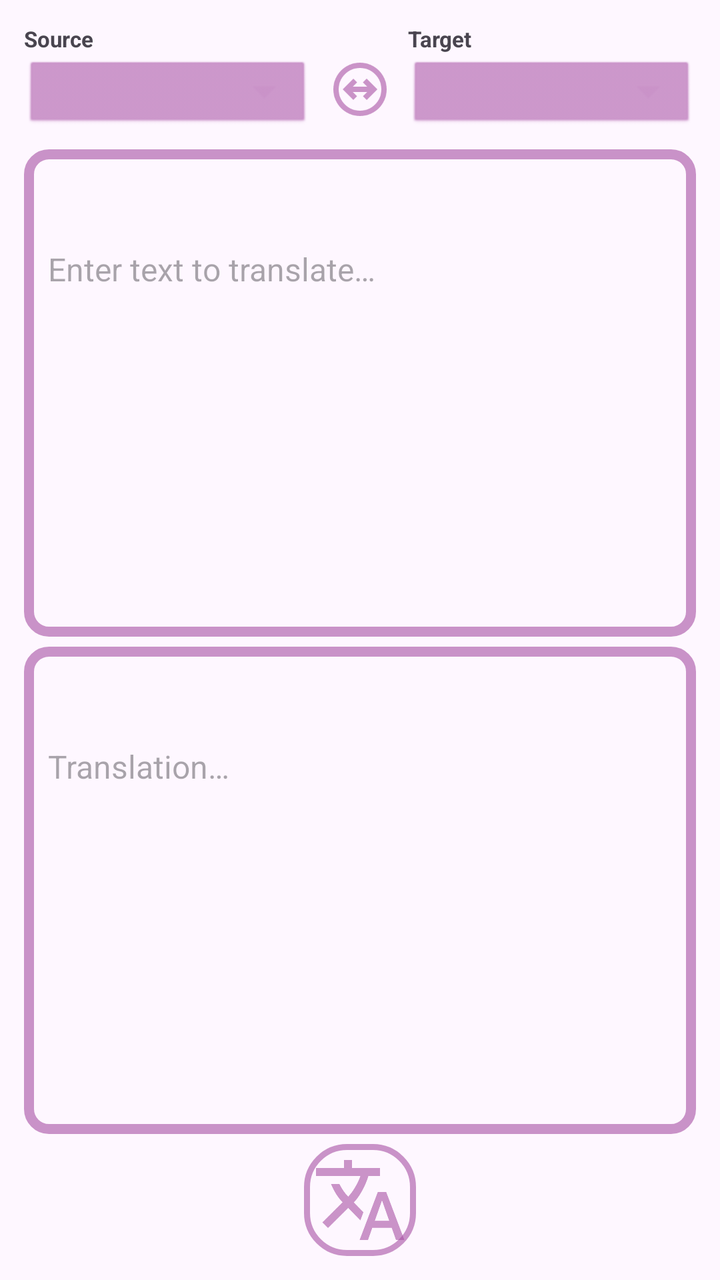
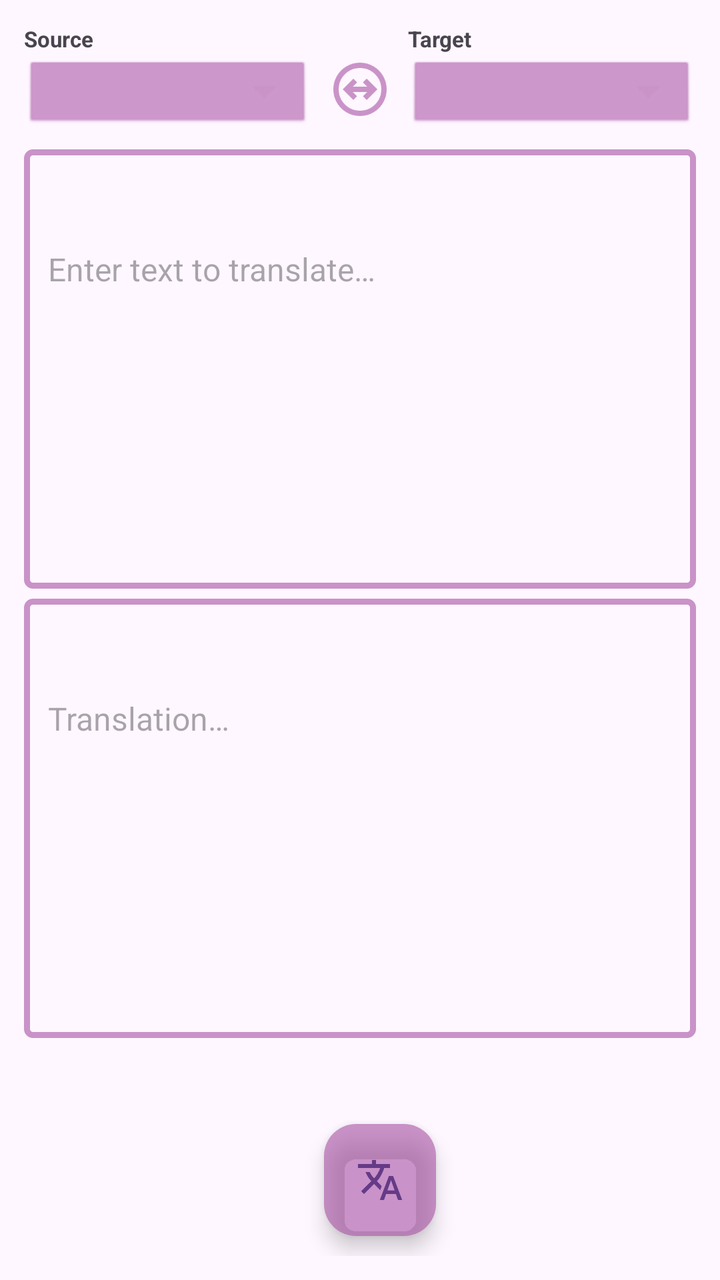

The first picture is an Android layout as it rendered before a commit; the second is the same layout after the commit. The layout source and the unified diff follow.
<!-- AndroidManifest.xml: application theme Theme.TFLiteAudio -->
<!-- res/layout/activity_main.xml -->
<androidx.coordinatorlayout.widget.CoordinatorLayout
    xmlns:android="http://schemas.android.com/apk/res/android"
    xmlns:tools="http://schemas.android.com/tools"
    android:layout_width="match_parent"
    android:layout_height="match_parent"
    android:keepScreenOn="true"
    android:fitsSystemWindows="true"
    android:id="@+id/rootLayout">

    <LinearLayout
        android:layout_width="match_parent"
        android:layout_height="match_parent"
        android:orientation="vertical"
        android:padding="12dp"
        tools:context="com.seemless.MainActivity">

        
        <LinearLayout
            android:id="@+id/langRow"
            android:layout_width="match_parent"
            android:layout_height="wrap_content"
            android:orientation="horizontal"
            android:gravity="center_vertical">

            
            <LinearLayout
                android:layout_width="0dp"
                android:layout_height="wrap_content"
                android:layout_weight="1"
                android:orientation="vertical">

                <TextView
                    android:layout_width="match_parent"
                    android:layout_height="wrap_content"
                    android:text="Source"
                    android:textSize="11sp"
                    android:textStyle="bold"
                    android:paddingBottom="2dp" />

                <Spinner
                    android:id="@+id/spinnerSource"
                    android:layout_width="match_parent"
                    android:layout_height="38dp"
                    android:backgroundTint="@color/colorAccent"
                    android:background="@android:drawable/btn_dropdown" />

                <EditText
                    android:id="@+id/etvCustomSource"
                    android:layout_width="match_parent"
                    android:layout_height="wrap_content"
                    android:hint="e.g. de-DE"
                    android:textSize="12sp"
                    android:visibility="gone"
                    android:inputType="text" />
            </LinearLayout>

            
            <ImageButton
                android:id="@+id/btnSwap"
                android:layout_width="36dp"
                android:layout_height="36dp"
                android:layout_marginStart="6dp"
                android:layout_marginEnd="6dp"
                android:layout_gravity="bottom"
                android:layout_marginBottom="4dp"
                android:src="@drawable/swap_32dp"
                android:background="@null"
                android:contentDescription="Swap languages" />

            
            <LinearLayout
                android:layout_width="0dp"
                android:layout_height="wrap_content"
                android:layout_weight="1"
                android:orientation="vertical">

                <TextView
                    android:layout_width="match_parent"
                    android:layout_height="wrap_content"
                    android:text="Target"
                    android:textSize="11sp"
                    android:textStyle="bold"
                    android:paddingBottom="2dp" />

                <Spinner
                    android:id="@+id/spinnerTarget"
                    android:layout_width="match_parent"
                    android:layout_height="38dp"
                    android:backgroundTint="@color/colorAccent"
                    android:background="@android:drawable/btn_dropdown"/>

                <EditText
                    android:id="@+id/etvCustomTarget"
                    android:layout_width="match_parent"
                    android:layout_height="wrap_content"
                    android:hint="e.g. de-DE"
                    android:textSize="12sp"
                    android:visibility="gone"
                    android:inputType="text" />
            </LinearLayout>
        </LinearLayout>

        
        <ScrollView
            android:id="@+id/scroll_input"
            android:layout_width="match_parent"
            android:layout_height="0dp"
            android:layout_weight="1"
            android:background="@drawable/rounded_button_frame"
            android:layout_marginTop="8dp">

            <EditText
                android:id="@+id/etvInput"
                android:layout_width="match_parent"
                android:layout_height="wrap_content"
                android:background="@null"
                android:textSize="16sp"
                android:padding="12dp"
                android:inputType="textNoSuggestions|textMultiLine"
                android:hint="Enter text to translate…"
                android:minHeight="120dp" />
        </ScrollView>

        
        <ScrollView
            android:id="@+id/scroll_output"
            android:layout_width="match_parent"
            android:layout_height="0dp"
            android:layout_weight="1"
            android:layout_marginVertical="5dp"
            android:background="@drawable/rounded_button_frame"
            android:layout_marginBottom="8dp">

            <EditText
                android:id="@+id/etvResult"
                android:layout_width="match_parent"
                android:layout_height="wrap_content"
                android:background="@null"
                android:textSize="16sp"
                android:padding="12dp"
                android:textIsSelectable="true"
                android:inputType="textNoSuggestions|textMultiLine"
                android:hint="Translation…"
                android:minHeight="120dp"
                android:focusable="false"
                android:cursorVisible="false" />
        </ScrollView>

        
        <ProgressBar
            android:id="@+id/progressBar"
            style="@style/Widget.AppCompat.ProgressBar.Horizontal"
            android:layout_width="match_parent"
            android:layout_height="32dp"
            android:visibility="gone"
            android:layout_marginBottom="6dp" />

        
        <ImageButton
            android:id="@+id/translateButton"
            android:layout_width="56dp"
            android:layout_height="56dp"
            android:layout_gravity="center_horizontal"
            android:src="@drawable/translate_48dp"
            android:background="@drawable/rounded_button"
            android:contentDescription="Translate" />

    </LinearLayout>
</androidx.coordinatorlayout.widget.CoordinatorLayout>
<!-- resources referenced by this layout -->
<resources>
  <color name="colorAccent">#99A750A4</color>
  <!-- drawable rounded_button (drawable) -->
  <?xml version="1.0" encoding="utf-8"?>
  <shape xmlns:android="http://schemas.android.com/apk/res/android">
      <stroke android:color="@color/colorAccent" android:width="3dp"/>
      <corners android:radius="20dp" />
      <padding android:top="10dp" android:bottom="10dp" android:left="10dp" android:right="10dp"/>
  </shape>
  <!-- drawable rounded_button_frame (drawable) -->
  <shape xmlns:android="http://schemas.android.com/apk/res/android">
      <stroke android:width="5dp"/>
      <stroke android:color="@color/colorAccent" />
      <corners android:radius="10dp" />
  </shape>
  <!-- drawable swap_32dp (drawable) -->
  <vector xmlns:android="http://schemas.android.com/apk/res/android"
      android:width="32dp"
      android:height="32dp"
      android:viewportWidth="960"
      android:viewportHeight="960">
    <path
        android:pathData="M324,848.5Q251,817 197,763t-85.5,-127Q80,563 80,480t31.5,-156Q143,251 197,197t127,-85.5Q397,80 480,80t156,31.5Q709,143 763,197t85.5,127Q880,397 880,480t-31.5,156Q817,709 763,763t-127,85.5Q563,880 480,880t-156,-31.5ZM480,800q133,0 226.5,-93.5T800,480q0,-133 -93.5,-226.5T480,160q-133,0 -226.5,93.5T160,480q0,133 93.5,226.5T480,800ZM480,480ZM380,640l56,-56 -64,-64h216l-64,64 56,56 160,-160 -160,-160 -56,56 64,64L372,440l64,-64 -56,-56 -160,160 160,160Z"
        android:fillColor="@color/colorAccent"/>
  </vector>
  <!-- drawable translate_48dp (drawable) -->
  <vector xmlns:android="http://schemas.android.com/apk/res/android"
      android:width="48dp"
      android:height="48dp"
      android:viewportWidth="960"
      android:viewportHeight="960">
    <path
        android:pathData="m476,880 l182,-480h84L924,880h-84l-43,-122L603,758L560,880h-84ZM160,760l-56,-56 202,-202q-35,-35 -63.5,-80T190,320h84q20,39 40,68t48,58q33,-33 68.5,-92.5T484,240L40,240v-80h280v-80h80v80h280v80L564,240q-21,72 -63,148t-83,116l96,98 -30,82 -122,-125 -202,201ZM628,688h144l-72,-204 -72,204Z"
        android:fillColor="@color/colorAccent"/>
  </vector>
  <style name="Theme.TFLiteAudio" parent="Theme.Material3.DayNight.NoActionBar">
          
          
      </style>
</resources>

<!-- the commit's change to res/layout/activity_main.xml (unified diff, before → after) -->
@@ -141,9 +141,7 @@
                 android:textIsSelectable="true"
                 android:inputType="textNoSuggestions|textMultiLine"
                 android:hint="Translation…"
-                android:minHeight="120dp"
-                android:focusable="false"
-                android:cursorVisible="false" />
+                android:minHeight="120dp" />
         </ScrollView>
 
         
@@ -152,18 +150,20 @@
             style="@style/Widget.AppCompat.ProgressBar.Horizontal"
             android:layout_width="match_parent"
             android:layout_height="32dp"
-            android:visibility="gone"
+            android:visibility="invisible"
+            android:indeterminateTint="@color/colorAccent"
             android:layout_marginBottom="6dp" />
 
-        
-        <ImageButton
+        <com.google.android.material.floatingactionbutton.FloatingActionButton
             android:id="@+id/translateButton"
-            android:layout_width="56dp"
-            android:layout_height="56dp"
+            android:layout_width="wrap_content"
+            android:layout_height="wrap_content"
             android:layout_gravity="center_horizontal"
+            android:layout_marginStart="10dp"
+            android:backgroundTint="@color/colorAccent"
             android:src="@drawable/translate_48dp"
-            android:background="@drawable/rounded_button"
-            android:contentDescription="Translate" />
+            android:contentDescription="Translate"
+            android:layout_marginBottom="10dp" />
 
     </LinearLayout>
 </androidx.coordinatorlayout.widget.CoordinatorLayout>
<!-- resource entries referenced after the edit -->
@@ -1,18 +1,11 @@
 <!-- resources referenced by this layout -->
 <resources>
   <color name="colorAccent">#99A750A4</color>
-  <!-- drawable rounded_button (drawable) -->
-  <?xml version="1.0" encoding="utf-8"?>
-  <shape xmlns:android="http://schemas.android.com/apk/res/android">
-      <stroke android:color="@color/colorAccent" android:width="3dp"/>
-      <corners android:radius="20dp" />
-      <padding android:top="10dp" android:bottom="10dp" android:left="10dp" android:right="10dp"/>
-  </shape>
   <!-- drawable rounded_button_frame (drawable) -->
   <shape xmlns:android="http://schemas.android.com/apk/res/android">
-      <stroke android:width="5dp"/>
+      <stroke android:width="3dp"/>
       <stroke android:color="@color/colorAccent" />
-      <corners android:radius="10dp" />
+      <corners android:radius="3dp" />
   </shape>
   <!-- drawable swap_32dp (drawable) -->
   <vector xmlns:android="http://schemas.android.com/apk/res/android"
